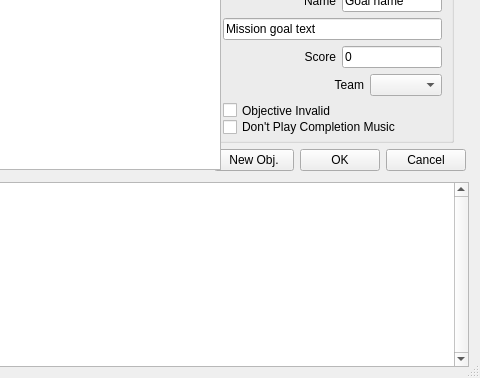
scp-fs2open/fs2open.github.com, file qtfred/ui/MissionGoalsDialog.ui: the form before one commit; both pictures show x 160 to 640 and y 102 to 480 of the 640 by 480 pixel window.
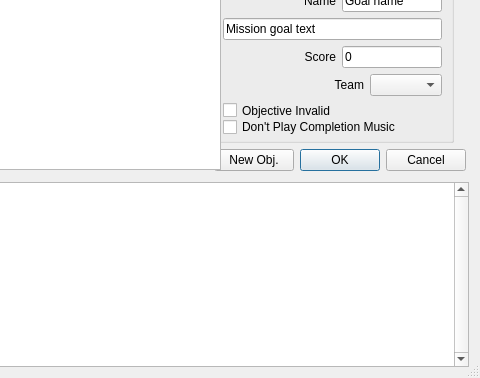
The form after the commit.

Commit message:
Update Team Loadout and Mission Objective Editors
Changes the above editors to use dialog button boxes and spacer widgets
instead of min/max sizes.

The edit to the form file:
```diff
--- a/qtfred/ui/MissionGoalsDialog.ui
+++ b/qtfred/ui/MissionGoalsDialog.ui
@@ -378,22 +378,15 @@
         </widget>
        </item>
        <item>
-        <widget class="QPushButton" name="okButton">
-         <property name="text">
-          <string>OK</string>
+        <widget class="QDialogButtonBox" name="buttonBox">
+         <property name="sizePolicy">
+          <sizepolicy hsizetype="Fixed" vsizetype="Fixed">
+           <horstretch>0</horstretch>
+           <verstretch>0</verstretch>
+          </sizepolicy>
          </property>
-         <property name="autoDefault">
-          <bool>false</bool>
-         </property>
-        </widget>
-       </item>
-       <item>
-        <widget class="QPushButton" name="cancelButton">
-         <property name="text">
-          <string>Cancel</string>
-         </property>
-         <property name="autoDefault">
-          <bool>false</bool>
+         <property name="standardButtons">
+          <set>QDialogButtonBox::Cancel|QDialogButtonBox::Ok</set>
          </property>
         </widget>
        </item>
```
Left out of the diff: 4 changed lines with no effect on the pictures. The commit also changes 1 other file.
